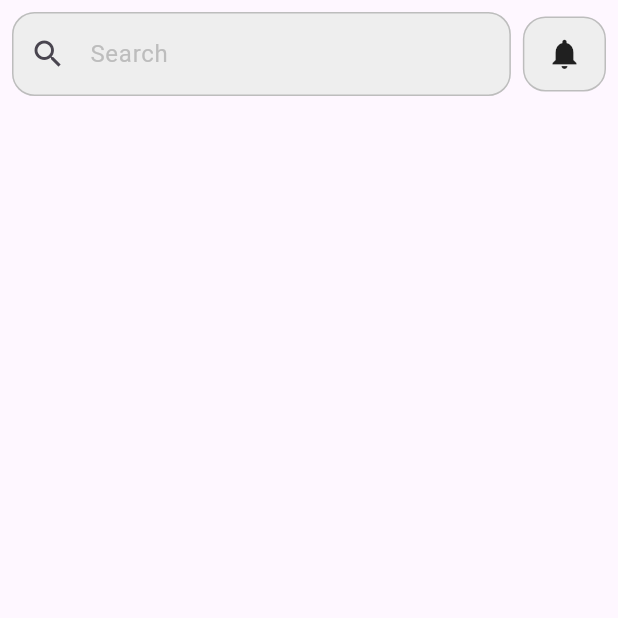
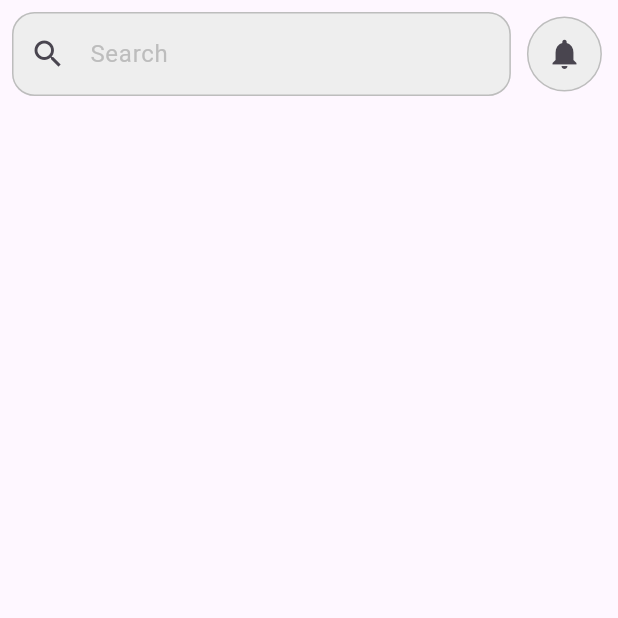
Before and after one commit to Ramez-sherif/ecommerce, a Flutter app: the screen it shows after launch, on a phone screen of 412 x 824 dp, the top half of it. Run offline on Flutter 3.47's test engine with Material 3 defaults, Android fonts, the phone set to English and light mode, and no system bars.

Commit message:
finsh top bar in all products page

```diff
--- a/lib/pages/all_products.dart
+++ b/lib/pages/all_products.dart
@@ -1,6 +1,6 @@
-// TODO: remove this line
-// ignore_for_file: prefer_const_constructors, prefer_const_literals_to_create_immutables
+// ignore_for_file: prefer_const_literals_to_create_immutables, prefer_const_constructors
 
+import 'package:ecommerce/widgets/all_products/top_bar.dart';
 import 'package:flutter/material.dart';
 
 class AllProductsPage extends StatelessWidget {
@@ -10,56 +10,8 @@ class AllProductsPage extends StatelessWidget {
   Widget build(BuildContext context) {
     return Column(
       children: [
-        Padding(
-          padding: const EdgeInsets.all(8.0),
-          child: Row(
-            children: [
-              Expanded(flex: 6, child: _searchBar()),
-              SizedBox(width: 8),
-              Expanded(flex: 1, child: _notificationButton()),
-            ],
-          ),
-        ),
+        const AllProductsTopBarWidget(),
       ],
     );
   }
-
-  Widget _searchBar() {
-    return TextField(
-      decoration: InputDecoration(
-        filled: true,
-        fillColor: Colors.grey[200],
-        hintText: 'Search',
-        hintStyle: TextStyle(color: Colors.grey[400]),
-        prefixIcon: Icon(Icons.search),
-        border: OutlineInputBorder(
-          borderRadius: BorderRadius.circular(15),
-        ),
-        enabledBorder: OutlineInputBorder(
-          borderSide: BorderSide(color: Colors.grey[400]!),
-          borderRadius: BorderRadius.circular(15),
-        ),
-        focusedBorder: OutlineInputBorder(
-          borderSide: BorderSide(color: Colors.grey[400]!),
-          borderRadius: BorderRadius.circular(15),
-        ),
-      ),
-    );
-  }
-
-  Widget _notificationButton() {
-    return Container(
-      decoration: BoxDecoration(
-        color: Colors.grey[200],
-        border: Border.all(color: Colors.grey[400]!),
-        borderRadius: BorderRadius.circular(15),
-      ),
-      child: MaterialButton(
-        // padding: EdgeInsets.all(12),
-        padding: EdgeInsets.zero,
-        onPressed: () {},
-        child: Icon(Icons.notifications),
-      ),
-    );
-  }
 }
--- a/lib/pages/home.dart
+++ b/lib/pages/home.dart
@@ -26,6 +26,8 @@ class _HomePageState extends State<HomePage> {
   Widget build(BuildContext context) {
     return SafeArea(
       child: Scaffold(
+        extendBody: true,
+        resizeToAvoidBottomInset: false,
         body: PageStorage(
           bucket: bucket,
           child: currentScreen,
--- /dev/null
+++ b/lib/widgets/all_products/top_bar.dart
@@ -0,0 +1,57 @@
+import 'package:flutter/material.dart';
+
+class AllProductsTopBarWidget extends StatelessWidget {
+  const AllProductsTopBarWidget({Key? key}) : super(key: key);
+
+  @override
+  Widget build(BuildContext context) {
+    return Padding(
+      padding: const EdgeInsets.all(8.0),
+      child: Row(
+        children: [
+          Expanded(flex: 6, child: _searchBar()),
+          const SizedBox(width: 8),
+          Expanded(flex: 1, child: _notificationButton()),
+        ],
+      ),
+    );
+  }
+
+  Widget _searchBar() {
+    return TextField(
+      decoration: InputDecoration(
+        filled: true,
+        fillColor: Colors.grey[200],
+        hintText: 'Search',
+        hintStyle: TextStyle(color: Colors.grey[400]),
+        prefixIcon: const Icon(Icons.search),
+        border: OutlineInputBorder(
+          borderRadius: BorderRadius.circular(15),
+        ),
+        enabledBorder: OutlineInputBorder(
+          borderSide: BorderSide(color: Colors.grey[400]!),
+          borderRadius: BorderRadius.circular(15),
+        ),
+        focusedBorder: OutlineInputBorder(
+          borderSide: BorderSide(color: Colors.grey[400]!),
+          borderRadius: BorderRadius.circular(15),
+        ),
+      ),
+    );
+  }
+
+  Widget _notificationButton() {
+    return Container(
+      decoration: BoxDecoration(
+        color: Colors.grey[200],
+        border: Border.all(color: Colors.grey[400]!),
+        // borderRadius: BorderRadius.circular(50),
+        shape: BoxShape.circle,
+      ),
+      child: IconButton(
+        onPressed: () {},
+        icon: const Icon(Icons.notifications),
+      ),
+    );
+  }
+}
```
